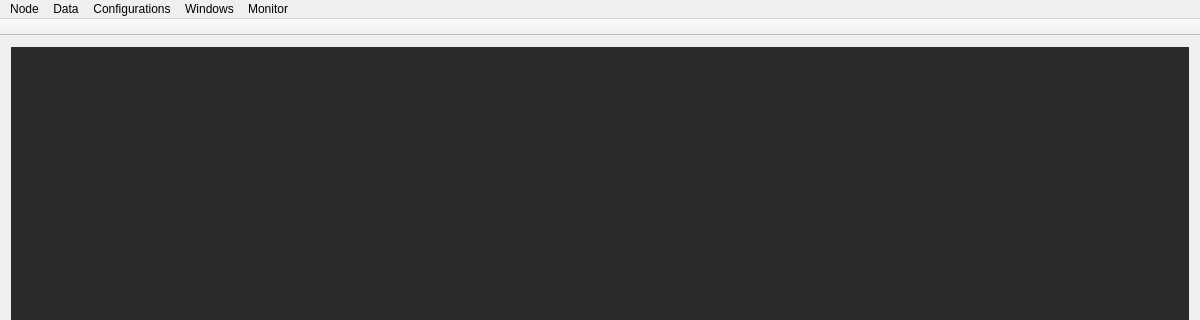
The window that ccs/MainWindow.ui (bisegni/chaosframework) describes before a commit, drawn with Qt 5; both pictures show x 0 to 1200 and y 0 to 320 of the 1200 by 800 pixel window.
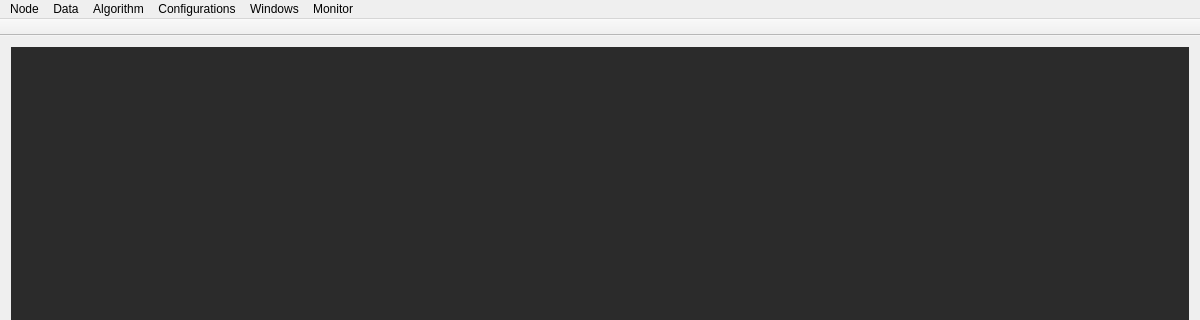
The same window after the commit.

Commit message: added the script part of ccs -develop the ccs part for script managment -mds has been updated to include api for the script 	as been added the common service part for the "as clalled" business class 	a tempalted helper base class as bene created to help developer to serialize and deserilize 	the business class. MDS and MDSCLient lib need to use this new kind of interface liyer for 	business class

Patch:
```diff
--- a/ccs/MainWindow.ui
+++ b/ccs/MainWindow.ui
@@ -113,8 +113,15 @@
     <addaction name="actionGroup_Manager"/>
     <addaction name="actionLog_Browser"/>
    </widget>
+   <widget class="QMenu" name="menuAlgorithm">
+    <property name="title">
+     <string>Algorithm</string>
+    </property>
+    <addaction name="actionScript_Manager"/>
+   </widget>
    <addaction name="menuNode"/>
    <addaction name="menuData"/>
+   <addaction name="menuAlgorithm"/>
    <addaction name="menuTools"/>
    <addaction name="menuWindows"/>
    <addaction name="menuMonitor"/>
```
Left out of the diff: 5 changed lines with no effect on the pictures. The commit also changes 44 other files.
